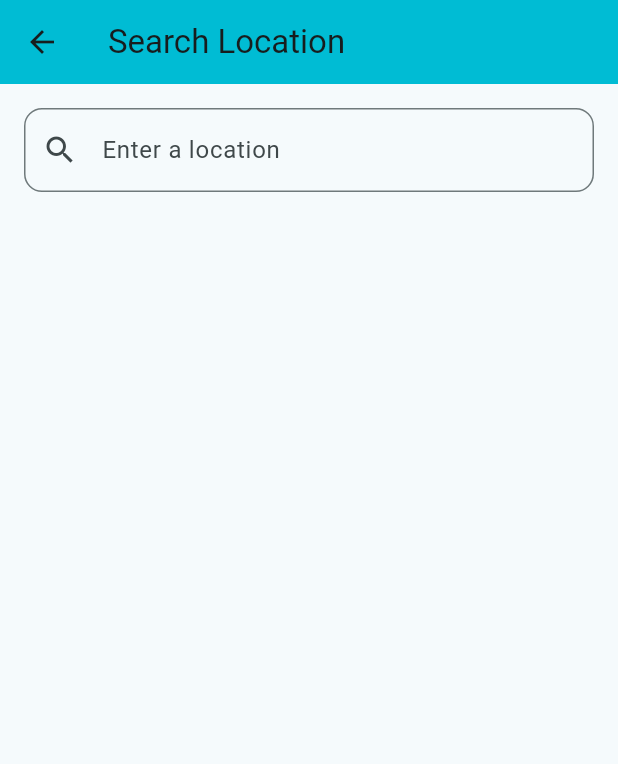
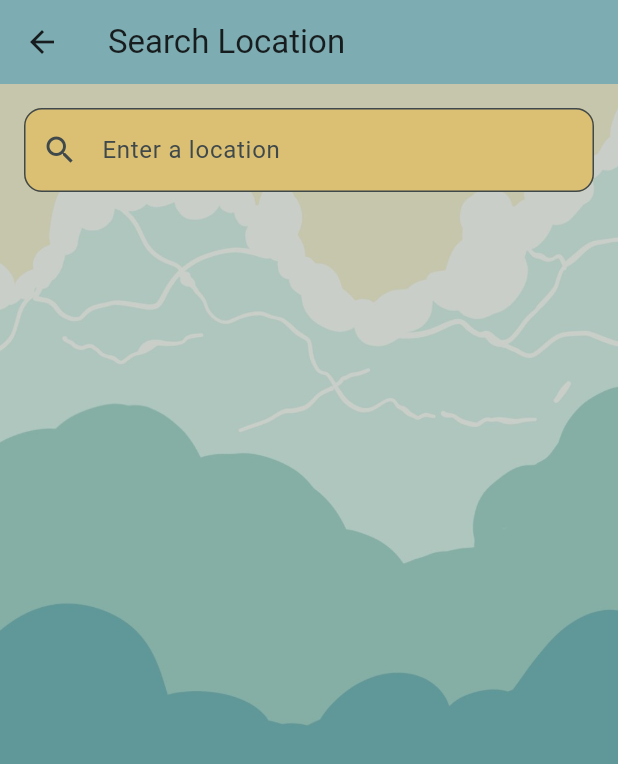
Before and after one commit to DakPro/beach_weather_app, a Flutter app: the screen it shows after launch, after a tap on an icon or button, on a phone screen of 412 x 824 dp. Shown: the top 764 px of the screen. Run offline on Flutter 3.47's test engine with Material 3 defaults, Android fonts, the phone set to English and light mode, and no system bars; our stand-ins replace geolocator, reorderables, shared_preferences.

Commit message:
Changed some backgrounds added classes for the element pages (not done yet) and changed the labels on weather data boxes to fit the lo-fi design.

```diff
--- a/lib/location_search_page.dart
+++ b/lib/location_search_page.dart
@@ -7,17 +7,26 @@ class LocationSearchPage extends StatelessWidget {
     return Scaffold(
       appBar: AppBar(
         title: Text('Search Location'),
-        backgroundColor: Colors.cyan,
+        backgroundColor: Color(0xFF7DADB2),
       ),
-      body: Padding(
+      body: Container (
+        decoration: BoxDecoration(
+          image: DecorationImage(
+            image: AssetImage('assets/background_1_v2.png'),
+            fit: BoxFit.cover,
+          ),
+        ),
         padding: const EdgeInsets.all(16.0),
         child: Column(
           children: [
             TextField(
               decoration: InputDecoration(
                 hintText: 'Enter a location',
+                filled: true,
+                fillColor: Color(0xFFDBC074),
                 border: OutlineInputBorder(
                   borderRadius: BorderRadius.circular(12),
+                  borderSide: BorderSide( color: Color(0xFFB59D59)),
                 ),
                 prefixIcon: Icon(Icons.search),
               ),
--- a/lib/main.dart
+++ b/lib/main.dart
@@ -14,7 +14,7 @@ class MyApp extends StatelessWidget {
   Widget build(BuildContext context) {
     return MaterialApp(
       debugShowCheckedModeBanner: false,
-      title: 'Beach weather app',
+      title: 'Beach Weather App',
       theme: ThemeData(
         colorScheme: ColorScheme.fromSeed(seedColor: Colors.cyan),
       ),
@@ -32,13 +32,13 @@ class HomePage extends StatefulWidget {
 
 class _HomePageState extends State<HomePage> {
   List<CurrentWeatherInfo> weatherData = [
-    CurrentWeatherInfo(label: 'Temperature', icon: Icons.thermostat, value: '24°C'),
+    CurrentWeatherInfo(label: 'Waves', icon: Icons.tsunami, value: '0.8 m'),
     CurrentWeatherInfo(label: 'Humidity', icon: Icons.water_drop, value: '60%'),
     CurrentWeatherInfo(label: 'Wind Speed', icon: Icons.air, value: '12 km/h'),
-    CurrentWeatherInfo(label: 'Rainfall', icon: Icons.beach_access, value: '5 mm'),
+    CurrentWeatherInfo(label: 'Tide', icon: Icons.waves, value: 'low'),
     CurrentWeatherInfo(label: 'Visibility', icon: Icons.remove_red_eye, value: '10 km'),
-    CurrentWeatherInfo(label: 'Pressure', icon: Icons.speed, value: '1015 hPa'),
-    CurrentWeatherInfo(label: 'UV Index', icon: Icons.wb_sunny, value: '3'),
+    CurrentWeatherInfo(label: 'Pressure', icon: Icons.compress, value: '1015 hPa'),
+    CurrentWeatherInfo(label: 'AQI', icon: Icons.speed, value: '3'),
     CurrentWeatherInfo(label: 'Sunrise', icon: Icons.wb_twilight, value: '6:15 AM'),
     CurrentWeatherInfo(label: 'Sunset', icon: Icons.nights_stay, value: '7:45 PM'),
     CurrentWeatherInfo(label: 'Cloud Cover', icon: Icons.cloud, value: '40%'),
@@ -128,7 +128,7 @@ class _HomePageState extends State<HomePage> {
       body: Container(
         decoration: BoxDecoration(
           image: DecorationImage(
-            image: AssetImage('assets/background-image.jpg'),
+            image: AssetImage('assets/background_1_v1.png'),
             fit: BoxFit.cover,
           ),
         ),
```
Also changed, not shown: lib/element_pages.dart (added, +137 -0 lines), lib/water_api.dart (added), lib/weather_api.dart (added).
